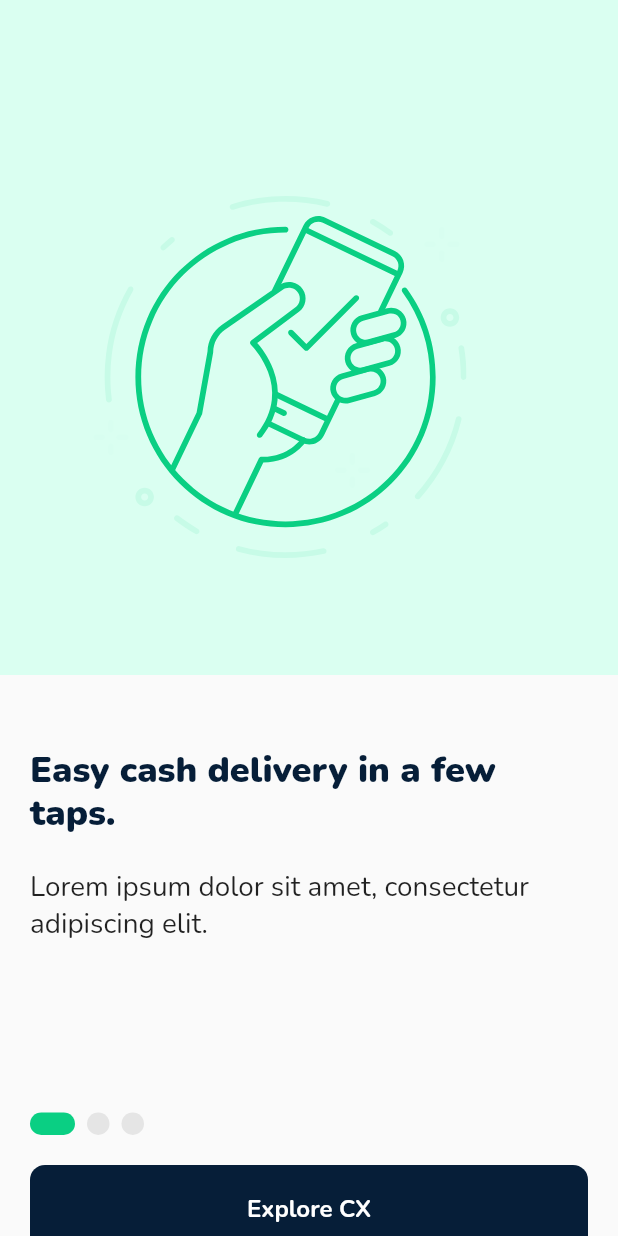
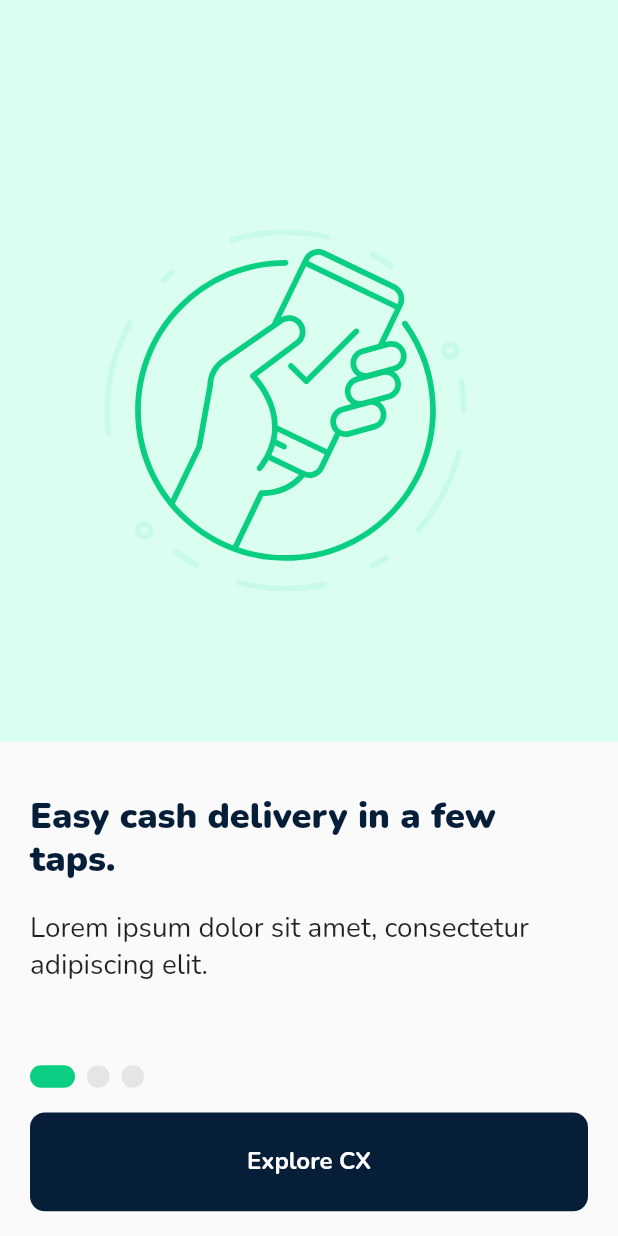
Before and after one commit to marvelmikel/cash-xchanger, a Flutter app: the screen it shows after launch, on a phone screen of 412 x 824 dp. Run offline on Flutter 3.47's test engine with Material 2 defaults, Android fonts, the phone set to English and light mode, and no system bars; drawn by our look-alikes of flutter_fadein, smooth_page_indicator; our stand-ins replace avatar_glow, date_picker_timeline, fade_shimmer, flutter_bloc, flutter_svg, fluttertoast and 7 more; missing offline and left inert: flutter_paystack; accounts and stored records are empty.

Commit message:
made App Screen responsive

```diff
--- a/lib/ui/global_widgets/global_button.dart
+++ b/lib/ui/global_widgets/global_button.dart
@@ -1,6 +1,7 @@
 import 'package:cash_xchanger/helpers/colors.dart';
 import 'package:cash_xchanger/helpers/sizes.dart';
 import 'package:flutter/material.dart';
+import 'package:sizer/sizer.dart';
 
 class GlobalButton extends StatelessWidget {
   const GlobalButton(
@@ -8,7 +9,7 @@ class GlobalButton extends StatelessWidget {
       required this.buttonText,
       this.isButtonColorGreen = false,
       this.horizontalMargin = 0,
-      this.height = 60,
+      this.height = 8,
       this.outLined = false,
       this.isDisabled = false,
       this.forground = Colors.white,
@@ -29,7 +30,7 @@ class GlobalButton extends StatelessWidget {
     return GestureDetector(
       onTap: !isDisabled ? onTap : null,
       child: Container(
-        height: height,
+        height: height.h,
         margin: EdgeInsets.symmetric(horizontal: horizontalMargin),
         alignment: Alignment.center,
         width: GlobalSizes.globalWidth(context, 1),
--- a/lib/ui/onboard_screen/onboard_page_item.dart
+++ b/lib/ui/onboard_screen/onboard_page_item.dart
@@ -3,6 +3,7 @@ import 'package:cash_xchanger/helpers/text_styles.dart';
 import 'package:flutter/material.dart';
 import 'package:flutter_fadein/flutter_fadein.dart';
 import 'package:flutter_svg/flutter_svg.dart';
+import 'package:sizer/sizer.dart';
 
 class OnboardPageItem extends StatefulWidget {
   const OnboardPageItem({
@@ -28,7 +29,7 @@ class _OnboardPageItemState extends State<OnboardPageItem> {
             duration: const Duration(milliseconds: 1000),
             curve: Curves.easeIn,
             child: SizedBox(
-                height: 450,
+                height: 60.h,
                 child: SvgPicture.asset('assets/images/${widget.imagePath}',
                     fit: BoxFit.cover)),
           ),
@@ -37,7 +38,7 @@ class _OnboardPageItemState extends State<OnboardPageItem> {
             child: Column(
               crossAxisAlignment: CrossAxisAlignment.start,
               children: [
-                const SizedBox(height: 30),
+                SizedBox(height: 2.h),
                 FadeIn(
                   duration: const Duration(milliseconds: 1000),
                   curve: Curves.easeIn,
@@ -46,7 +47,7 @@ class _OnboardPageItemState extends State<OnboardPageItem> {
                     style: GlobalTextStyles.blueBoldText(context: context),
                   ),
                 ),
-                const SizedBox(height: 20),
+                SizedBox(height: 2.h),
                 FadeIn(
                   duration: const Duration(milliseconds: 1000),
                   curve: Curves.easeIn,
--- a/lib/ui/onboard_screen/onboard_screen.dart
+++ b/lib/ui/onboard_screen/onboard_screen.dart
@@ -6,6 +6,7 @@ import 'package:cash_xchanger/navigation/navigation_service.dart';
 import 'package:cash_xchanger/navigation/routes.dart';
 import 'package:cash_xchanger/ui/global_widgets/global_button.dart';
 import 'package:flutter/material.dart';
+import 'package:sizer/sizer.dart';
 import 'package:smooth_page_indicator/smooth_page_indicator.dart';
 
 class OnboardScreen extends StatefulWidget {
@@ -36,7 +37,7 @@ class _OnboardScreenState extends State<OnboardScreen> {
             crossAxisAlignment: CrossAxisAlignment.start,
             mainAxisAlignment: MainAxisAlignment.center,
             children: [
-              SizedBox(height: GlobalSizes.globalWidth(context, 1.8)),
+              const Spacer(),
               Row(
                 mainAxisAlignment: MainAxisAlignment.spaceBetween,
                 children: [
@@ -51,33 +52,16 @@ class _OnboardScreenState extends State<OnboardScreen> {
                       activeDotColor: GlobalColors.materialPrimaryColor,
                     ),
                   ),
-                  // pageCount == 2
-                  //     ? const SizedBox()
-                  //     : GestureDetector(
-                  //         onTap: () => getItInstance<NavigationServiceImpl>()
-                  //             .navigateTo(Routes.overViewScreen),
-                  //         child: SizedBox(
-                  //           height: 30,
-                  //           width: 80,
-                  //           child: Text(
-                  //             'Continue',
-                  //             style: TextStyle(
-                  //               fontFamily: 'nunito',
-                  //               fontWeight: FontWeight.w600,
-                  //               fontSize:
-                  //                   GlobalSizes.globalWidth(context, 0.04),
-                  //             ),
-                  //           ),
-                  //         ),
-                  //       )
                 ],
               ),
-              const SizedBox(height: 20),
+              SizedBox(height: 2.h),
               GlobalButton(
                 buttonText: 'Explore CX',
+                height: 8,
                 onTap: () => getItInstance<NavigationServiceImpl>()
                     .navigateTo(Routes.overViewScreen),
-              )
+              ),
+              SizedBox(height: 2.h),
             ],
           ),
         ),
```
Also changed, not shown: pubspec.yaml (+18 -15 lines), pubspec.lock (deleted), 2 other files.
